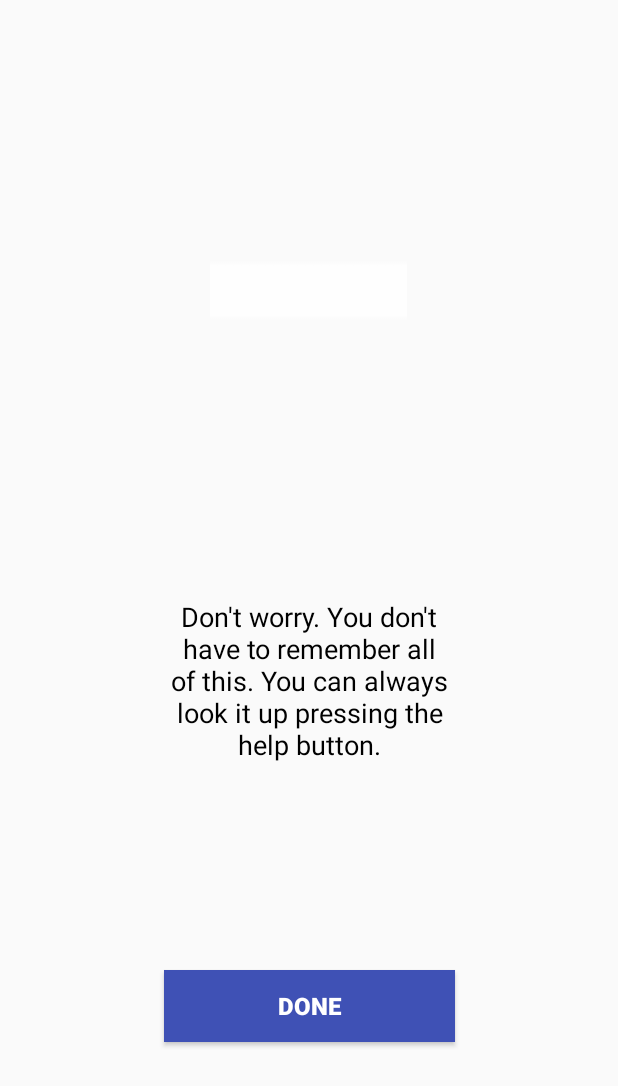
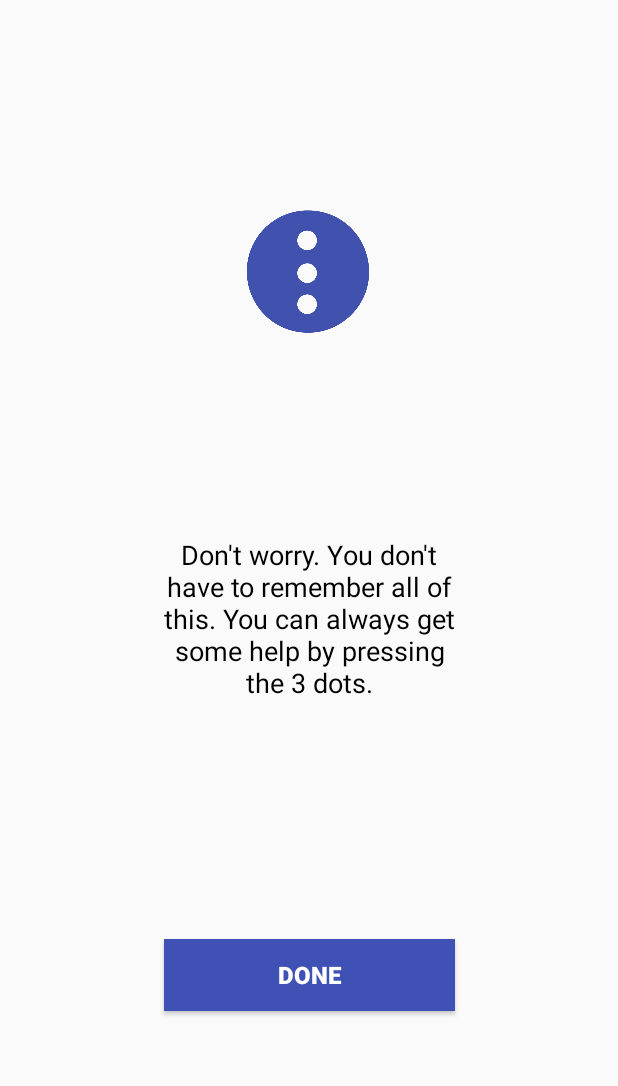
Before and after one commit to KimSchild/MobileExquisitor, an Android app: the layout intro_dialog_help.xml on its own in the app's theme, with its tools: preview values and no code run, on a phone screen of 412 x 824 dp. Shown: the top 1086 px of the screen. Run offline under Robolectric (Android 15) with nearby library versions, the phone set to English and light mode, and no system bars.

Commit message:
Modal last page modified

```diff
--- a/app/src/main/res/layout/intro_dialog_help.xml
+++ b/app/src/main/res/layout/intro_dialog_help.xml
@@ -6,15 +6,19 @@
     android:layout_height="match_parent">
 
     <ImageView
-        android:id="@+id/imageView4"
-        android:layout_width="263dp"
-        android:layout_height="131dp"
-        android:layout_marginTop="128dp"
+        android:id="@+id/dots"
+        android:layout_width="120dp"
+        android:layout_height="95dp"
+        android:layout_row="0"
+        android:layout_column="0"
+        android:layout_gravity="center"
+        android:layout_marginTop="16dp"
+        android:alpha="1.0"
+        app:layout_constraintBottom_toTopOf="@+id/start_over_what"
         app:layout_constraintEnd_toEndOf="parent"
-        app:layout_constraintHorizontal_bias="0.498"
         app:layout_constraintStart_toStartOf="parent"
         app:layout_constraintTop_toTopOf="parent"
-        app:srcCompat="@drawable/ic_top_bar_with_arrow" />
+        app:srcCompat="@drawable/three_dots_round" />
 
     <TextView
         android:id="@+id/start_over_what"
@@ -23,6 +27,7 @@
         android:layout_row="0"
         android:layout_column="1"
         android:layout_gravity="center"
+        android:layout_marginBottom="32dp"
         android:padding="10dp"
         android:text="@string/intro_help_text"
         android:textAlignment="center"
@@ -31,15 +36,16 @@
         app:layout_constraintBottom_toTopOf="@+id/close_btn"
         app:layout_constraintEnd_toEndOf="parent"
         app:layout_constraintStart_toStartOf="parent"
-        app:layout_constraintTop_toBottomOf="@+id/imageView4" />
+        app:layout_constraintTop_toBottomOf="@+id/dots" />
 
     <Button
         android:id="@+id/close_btn"
         android:layout_width="194dp"
         android:layout_height="wrap_content"
-        android:layout_below="@+id/page_number1"
+        android:layout_below="@+id/start_over_what"
         android:layout_alignParentStart="true"
         android:layout_alignParentEnd="true"
+        android:layout_marginBottom="32dp"
         android:background="@color/colorPrimary"
         android:text="Done"
         android:textColor="@color/cardview_light_background"
--- a/app/src/main/res/values/strings.xml
+++ b/app/src/main/res/values/strings.xml
@@ -25,7 +25,7 @@
     <string name="intro_fast_forward_what">Fast forward will put the six images closest to your positively rated examples on the screen.</string>
     <string name="intro_fast_forward_when_to_use">It can help if you feel that you are on a right track and want to explore the suggested photos quickly.</string>
     <string name="when_to_use">When to use?</string>
-    <string name="intro_help_text">Don\'t worry. You don\'t have to remember all of this. You can always look it up pressing the help button.</string>
+    <string name="intro_help_text">Don\'t worry. You don\'t have to remember all of this. You can always get some help by pressing the 3 dots.</string>
     <string name="intro_start_over_what">The start over deletes all your prior ratings and starts a completely new session.</string>
     <string name="intro_start_over_when_to_use">It can help if you would like to start searching in a new and different category.</string>
     <string name="updateButton">Update</string>
```
Also changed, not shown: app/src/main/res/drawable/three_dots.png (added), app/src/main/res/drawable/three_dots_round.png (added), 5 other files.
